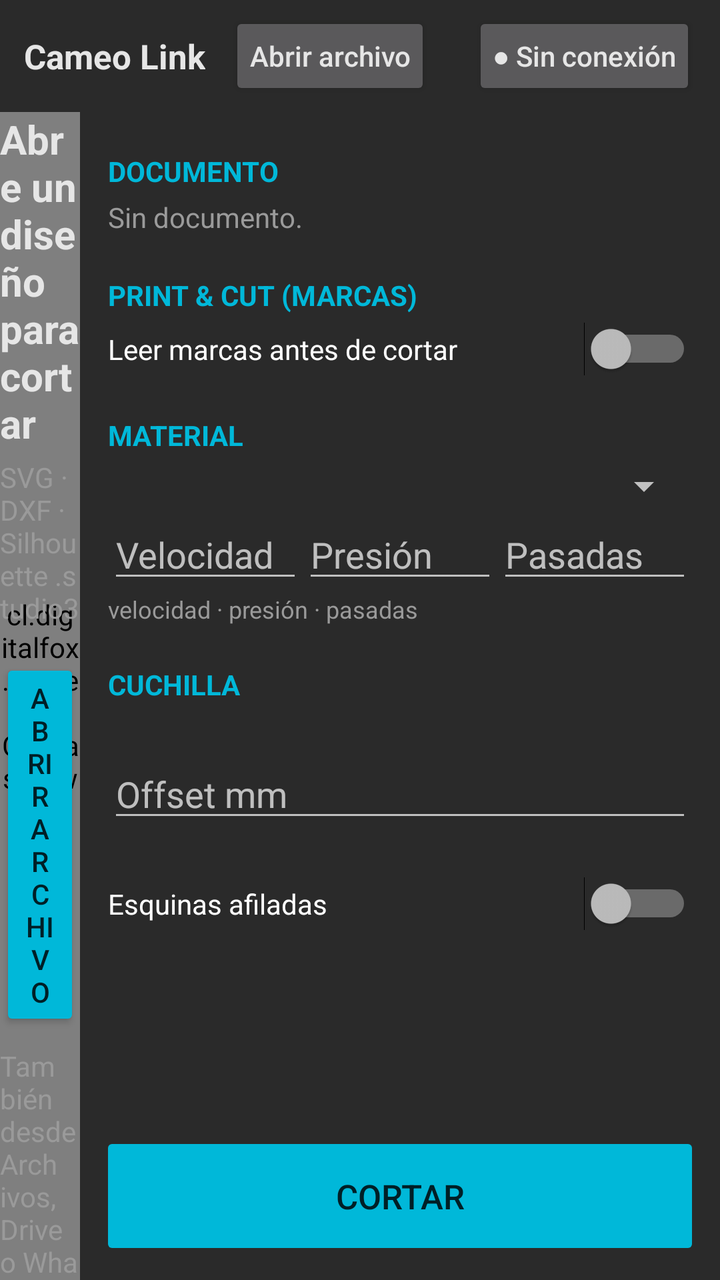
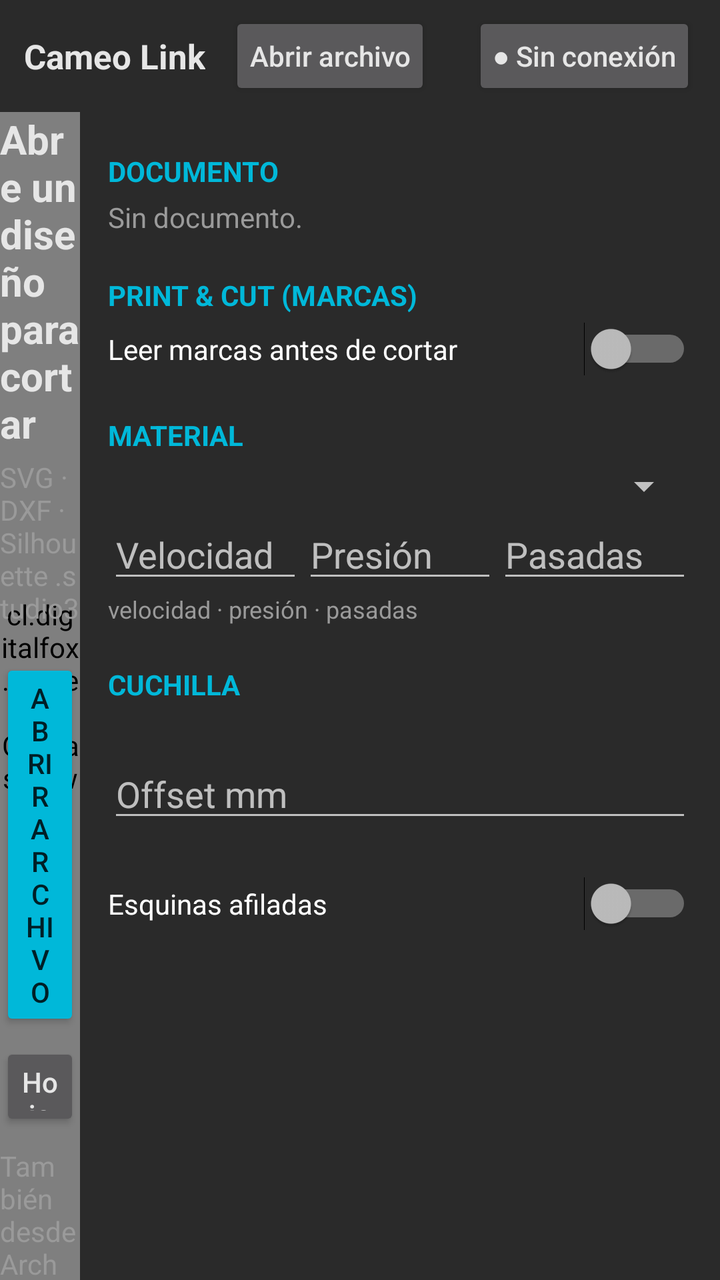

The first picture is an Android layout as it rendered before a commit; the second is the same layout after the commit. The layout source and the unified diff follow.
<!-- AndroidManifest.xml: application theme AppTheme -->
<!-- res/layout/activity_viewer.xml -->
<?xml version="1.0" encoding="utf-8"?>
<LinearLayout xmlns:android="http://schemas.android.com/apk/res/android"
    android:id="@+id/root"
    android:layout_width="match_parent"
    android:layout_height="match_parent"
    android:background="@color/bg"
    android:orientation="vertical">

    
    <LinearLayout
        android:layout_width="match_parent"
        android:layout_height="56dp"
        android:background="@color/panel"
        android:gravity="center_vertical"
        android:paddingStart="12dp"
        android:paddingEnd="12dp">

        <TextView
            android:layout_width="wrap_content"
            android:layout_height="wrap_content"
            android:text="@string/app_name"
            android:textSize="17sp"
            android:textStyle="bold" />

        <Button
            android:id="@+id/btnOpen"
            style="@style/Tool"
            android:layout_marginStart="12dp"
            android:text="Abrir archivo" />

        <TextView
            android:id="@+id/fileName"
            android:layout_width="0dp"
            android:layout_height="wrap_content"
            android:layout_marginStart="10dp"
            android:layout_weight="1"
            android:ellipsize="middle"
            android:singleLine="true"
            android:text="Ningún archivo abierto"
            android:textColor="@color/muted" />

        <Button
            android:id="@+id/btnPrint"
            style="@style/Tool"
            android:text="🖨 Imprimir"
            android:visibility="gone" />

        <Button
            android:id="@+id/btnTools"
            style="@style/Tool"
            android:text="✎ Herramientas"
            android:visibility="gone" />

        <Button
            android:id="@+id/connPill"
            style="@style/Tool"
            android:layout_marginStart="8dp"
            android:text="● Sin conexión" />
    </LinearLayout>

    <LinearLayout
        android:layout_width="match_parent"
        android:layout_height="0dp"
        android:layout_weight="1">

        <FrameLayout
            android:layout_width="0dp"
            android:layout_height="match_parent"
            android:layout_weight="1">

            <cl.digitalfox.cameolink.CanvasView
                android:id="@+id/canvas"
                android:layout_width="match_parent"
                android:layout_height="match_parent" />

            <LinearLayout
                android:id="@+id/emptyBox"
                android:layout_width="wrap_content"
                android:layout_height="wrap_content"
                android:layout_gravity="center"
                android:gravity="center_horizontal"
                android:orientation="vertical">

                <TextView
                    android:layout_width="wrap_content"
                    android:layout_height="wrap_content"
                    android:text="Abre un diseño para cortar"
                    android:textSize="20sp"
                    android:textStyle="bold" />

                <TextView
                    android:layout_width="wrap_content"
                    android:layout_height="wrap_content"
                    android:layout_marginTop="4dp"
                    android:text="SVG · DXF · Silhouette .studio3"
                    android:textColor="@color/muted" />

                <Button
                    android:id="@+id/btnOpen2"
                    android:layout_width="wrap_content"
                    android:layout_height="wrap_content"
                    android:layout_marginTop="16dp"
                    android:backgroundTint="@color/accent"
                    android:text="Abrir archivo"
                    android:textColor="#FF001F26" />

                <TextView
                    android:layout_width="wrap_content"
                    android:layout_height="wrap_content"
                    android:layout_marginTop="8dp"
                    android:text="También desde Archivos, Drive o WhatsApp con «Abrir con… Cameo Link»"
                    android:textColor="@color/muted" />
            </LinearLayout>

            <Button
                android:id="@+id/supportChip"
                style="@style/Tool"
                android:layout_gravity="top|start"
                android:layout_margin="10dp"
                android:visibility="gone" />

            
            <ScrollView
                android:id="@+id/editBar"
                android:layout_width="wrap_content"
                android:layout_height="wrap_content"
                android:layout_gravity="top|end"
                android:layout_marginTop="10dp"
                android:layout_marginEnd="10dp"
                android:visibility="gone">

                <LinearLayout
                    android:layout_width="120dp"
                    android:layout_height="wrap_content"
                    android:background="@color/panel"
                    android:orientation="vertical"
                    android:padding="4dp">

                    <Button android:id="@+id/bGroup" style="@style/Tool" android:layout_width="match_parent" android:text="Agrupar" />
                    <Button android:id="@+id/bUngroup" style="@style/Tool" android:layout_width="match_parent" android:text="Desagrupar" />
                    <Button android:id="@+id/bDup" style="@style/Tool" android:layout_width="match_parent" android:text="Duplicar" />
                    <Button android:id="@+id/bCenter" style="@style/Tool" android:layout_width="match_parent" android:text="⊕ Centrar en hoja" />
                    <Button android:id="@+id/bRot" style="@style/Tool" android:layout_width="match_parent" android:text="↻ 90°" />
                    <Button android:id="@+id/bFlipH" style="@style/Tool" android:layout_width="match_parent" android:text="⇋ Reflejar" />
                    <Button android:id="@+id/bFlipV" style="@style/Tool" android:layout_width="match_parent" android:text="⇵ Reflejar" />
                    <Button android:id="@+id/bDel" style="@style/Tool" android:layout_width="match_parent" android:text="Eliminar" android:textColor="#FFFF9FD0" />
                </LinearLayout>
            </ScrollView>

            <HorizontalScrollView
                android:id="@+id/viewBar"
                android:layout_width="wrap_content"
                android:layout_height="wrap_content"
                android:layout_gravity="bottom|start"
                android:layout_margin="10dp"
                android:visibility="gone">

                <LinearLayout
                    android:layout_width="wrap_content"
                    android:layout_height="wrap_content">

                    <Button android:id="@+id/bZoomIn" style="@style/Tool" android:text="+" />
                    <Button android:id="@+id/bZoomOut" style="@style/Tool" android:text="−" />
                    <Button android:id="@+id/bFit" style="@style/Tool" android:text="⤢" />
                    <Button android:id="@+id/bMulti" style="@style/Tool" android:text="▣ Selección múltiple" />
                    <Button android:id="@+id/bAll" style="@style/Tool" android:text="Todo" />
                    <Button android:id="@+id/bUndo" style="@style/Tool" android:text="↶" />
                    <Button android:id="@+id/bRedo" style="@style/Tool" android:text="↷" />
                </LinearLayout>
            </HorizontalScrollView>

            <LinearLayout
                android:id="@+id/progressBox"
                android:layout_width="match_parent"
                android:layout_height="wrap_content"
                android:layout_gravity="bottom"
                android:layout_margin="10dp"
                android:background="@color/panel"
                android:gravity="center_vertical"
                android:padding="10dp"
                android:visibility="gone">

                <TextView
                    android:id="@+id/progressText"
                    android:layout_width="220dp"
                    android:layout_height="wrap_content"
                    android:text="Cortando…" />

                <ProgressBar
                    android:id="@+id/progressBar"
                    style="@android:style/Widget.Material.ProgressBar.Horizontal"
                    android:layout_width="0dp"
                    android:layout_height="wrap_content"
                    android:layout_weight="1"
                    android:max="1000" />

                <Button
                    android:id="@+id/bStop"
                    style="@style/Tool"
                    android:layout_marginStart="10dp"
                    android:text="Detener"
                    android:textColor="#FFFF9FD0" />
            </LinearLayout>
        </FrameLayout>

        
        <LinearLayout
            android:layout_width="320dp"
            android:layout_height="match_parent"
            android:background="@color/panel"
            android:orientation="vertical">

            <ScrollView
                android:layout_width="match_parent"
                android:layout_height="0dp"
                android:layout_weight="1">

                <LinearLayout
                    android:layout_width="match_parent"
                    android:layout_height="wrap_content"
                    android:orientation="vertical"
                    android:paddingStart="14dp"
                    android:paddingEnd="14dp"
                    android:paddingBottom="12dp">

                    <LinearLayout
                        android:id="@+id/selSec"
                        android:layout_width="match_parent"
                        android:layout_height="wrap_content"
                        android:orientation="vertical"
                        android:visibility="gone">

                        <TextView style="@style/Section" android:layout_marginTop="12dp" android:text="SELECCIÓN" />

                        <TextView
                            android:id="@+id/selTitle"
                            android:layout_width="match_parent"
                            android:layout_height="wrap_content"
                            android:textColor="@color/muted" />

                        <LinearLayout android:layout_width="match_parent" android:layout_height="wrap_content">
                            <EditText android:id="@+id/fx" style="@style/Num" android:hint="X mm" />
                            <EditText android:id="@+id/fy" style="@style/Num" android:hint="Y mm" />
                        </LinearLayout>

                        <LinearLayout android:layout_width="match_parent" android:layout_height="wrap_content">
                            <EditText android:id="@+id/fw" style="@style/Num" android:hint="Ancho mm" />
                            <EditText android:id="@+id/fh" style="@style/Num" android:hint="Alto mm" />
                        </LinearLayout>

                        <Switch
                            android:id="@+id/swLock"
                            android:layout_width="match_parent"
                            android:layout_height="wrap_content"
                            android:checked="true"
                            android:text="Mantener proporción" />

                        <TextView
                            android:layout_width="match_parent"
                            android:layout_height="wrap_content"
                            android:text="Esquinas = tamaño · ↻ = girar (imán cada 15°) · arrastrar = mover · 2 dedos = zoom"
                            android:textColor="@color/muted"
                            android:textSize="12sp" />
                    </LinearLayout>

                    <TextView style="@style/Section" android:text="DOCUMENTO" />

                    <TextView
                        android:id="@+id/docInfo"
                        android:layout_width="match_parent"
                        android:layout_height="wrap_content"
                        android:lineSpacingExtra="3dp"
                        android:text="Sin documento."
                        android:textColor="@color/muted" />

                    <TextView
                        android:id="@+id/docWarn"
                        android:layout_width="match_parent"
                        android:layout_height="wrap_content"
                        android:layout_marginTop="6dp"
                        android:textColor="#FFFF9FD0"
                        android:visibility="gone" />

                    <TextView style="@style/Section" android:text="PRINT &amp; CUT (MARCAS)" />

                    <Switch
                        android:id="@+id/swPnc"
                        android:layout_width="match_parent"
                        android:layout_height="wrap_content"
                        android:text="Leer marcas antes de cortar" />

                    <LinearLayout
                        android:id="@+id/pncBox"
                        android:layout_width="match_parent"
                        android:layout_height="wrap_content"
                        android:orientation="vertical"
                        android:visibility="gone">

                        <RadioGroup
                            android:id="@+id/pncMode"
                            android:layout_width="match_parent"
                            android:layout_height="wrap_content"
                            android:orientation="horizontal">

                            <RadioButton android:id="@+id/pncAuto" android:layout_width="wrap_content" android:layout_height="wrap_content" android:checked="true" android:text="Automático" />
                            <RadioButton android:id="@+id/pncManual" android:layout_width="wrap_content" android:layout_height="wrap_content" android:layout_marginStart="12dp" android:text="Manual" />
                        </RadioGroup>

                        <TextView
                            android:id="@+id/pncManualNote"
                            android:layout_width="match_parent"
                            android:layout_height="wrap_content"
                            android:text="En «Máquina» → Opciones avanzadas → Mover carro, deja la cuchilla justo sobre el cuadrado negro y luego corta."
                            android:textColor="@color/muted"
                            android:textSize="12sp"
                            android:visibility="gone" />

                        <LinearLayout android:layout_width="match_parent" android:layout_height="wrap_content">
                            <EditText android:id="@+id/pInset" style="@style/Num" android:hint="Inset" android:text="10" />
                            <EditText android:id="@+id/pInsetB" style="@style/Num" android:hint="Inferior" android:text="25" />
                            <EditText android:id="@+id/pThick" style="@style/Num" android:hint="Grosor" android:text="0.5" />
                        </LinearLayout>

                        <TextView android:layout_width="match_parent" android:layout_height="wrap_content" android:text="inset · inferior · grosor (mm)" android:textColor="@color/muted" android:textSize="12sp" />

                        <LinearLayout android:id="@+id/pSearchRow" android:layout_width="match_parent" android:layout_height="wrap_content">
                            <EditText android:id="@+id/pSearchX" style="@style/Num" android:hint="Búsq. X" android:text="-11" />
                            <EditText android:id="@+id/pSearchY" style="@style/Num" android:hint="Búsq. Y" android:text="-8" />
                            <EditText android:id="@+id/pCalX" style="@style/Num" android:hint="Calib. X" android:text="0" />
                            <EditText android:id="@+id/pCalY" style="@style/Num" android:hint="Calib. Y" android:text="0" />
                        </LinearLayout>

                        <TextView android:layout_width="match_parent" android:layout_height="wrap_content" android:text="ajuste de búsqueda X · Y · calibración X · Y (mm)" android:textColor="@color/muted" android:textSize="12sp" />

                        
                        <Button android:id="@+id/bSearch" style="@style/Tool" android:layout_width="match_parent" android:layout_marginTop="6dp" android:text="Probar búsqueda" />

                        <TextView
                            android:id="@+id/pncWarn"
                            android:layout_width="match_parent"
                            android:layout_height="wrap_content"
                            android:layout_marginTop="4dp"
                            android:textColor="#FFFF9FD0"
                            android:visibility="gone" />

                        <TextView
                            android:layout_width="match_parent"
                            android:layout_height="wrap_content"
                            android:text="Con esto activado, 🖨 Imprimir agrega las marcas a la hoja. Valores por defecto = los calibrados en tu Cameo (−11 / −8, inset 10, inferior 25 sin mat). Imprime al 100 % (tamaño real)."
                            android:textColor="@color/muted"
                            android:textSize="12sp" />
                    </LinearLayout>

                    <TextView style="@style/Section" android:text="MATERIAL" />

                    <Spinner
                        android:id="@+id/material"
                        android:layout_width="match_parent"
                        android:layout_height="wrap_content" />

                    <LinearLayout android:layout_width="match_parent" android:layout_height="wrap_content">
                        <EditText android:id="@+id/speed" style="@style/Num" android:hint="Velocidad" />
                        <EditText android:id="@+id/pressure" style="@style/Num" android:hint="Presión" />
                        <EditText android:id="@+id/passes" style="@style/Num" android:hint="Pasadas" />
                    </LinearLayout>

                    <TextView
                        android:layout_width="match_parent"
                        android:layout_height="wrap_content"
                        android:text="velocidad · presión · pasadas"
                        android:textColor="@color/muted"
                        android:textSize="12sp" />

                    <TextView style="@style/Section" android:text="CUCHILLA" />

                    <TextView
                        android:id="@+id/bladeName"
                        android:layout_width="match_parent"
                        android:layout_height="wrap_content" />

                    <EditText
                        android:id="@+id/offset"
                        style="@style/Num"
                        android:layout_width="match_parent"
                        android:hint="Offset mm" />

                    <TextView
                        android:id="@+id/offsetNote"
                        android:layout_width="match_parent"
                        android:layout_height="wrap_content"
                        android:textColor="@color/muted"
                        android:textSize="12sp" />

                    <Switch
                        android:id="@+id/swSharpen"
                        android:layout_width="match_parent"
                        android:layout_height="wrap_content"
                        android:layout_marginTop="6dp"
                        android:text="Esquinas afiladas" />
                </LinearLayout>
            </ScrollView>

            <Button
                android:id="@+id/bCut"
                android:layout_width="match_parent"
                android:layout_height="64dp"
                android:layout_margin="10dp"
                android:backgroundTint="@color/accent"
                android:enabled="false"
                android:text="Cortar"
                android:textColor="#FF001F26"
                android:textSize="17sp" />
        </LinearLayout>
    </LinearLayout>
</LinearLayout>
<!-- resources referenced by this layout -->
<resources>
  <color name="accent">#FF00B8D9</color>
  <color name="bg">#FF1E1E1E</color>
  <color name="muted">#FF9A9A9A</color>
  <color name="panel">#FF2A2A2A</color>
  <string name="app_name">Cameo Link</string>
  <style name="Num">
          <item name="android:layout_width">0dp</item>
          <item name="android:layout_height">wrap_content</item>
          <item name="android:layout_weight">1</item>
          <item name="android:inputType">numberDecimal|numberSigned</item>
          <item name="android:imeOptions">actionDone</item>
          <item name="android:selectAllOnFocus">true</item>
          <item name="android:singleLine">true</item>
      </style>
  <style name="Section">
          <item name="android:layout_width">match_parent</item>
          <item name="android:layout_height">wrap_content</item>
          <item name="android:layout_marginTop">20dp</item>
          <item name="android:layout_marginBottom">4dp</item>
          <item name="android:textColor">@color/accent</item>
          <item name="android:textStyle">bold</item>
      </style>
  <style name="Tool">
          <item name="android:layout_width">wrap_content</item>
          <item name="android:layout_height">44dp</item>
          <item name="android:minWidth">44dp</item>
          <item name="android:paddingStart">10dp</item>
          <item name="android:paddingEnd">10dp</item>
          <item name="android:textAllCaps">false</item>
          <item name="android:textSize">14sp</item>
      </style>
  <style name="AppTheme" parent="@android:style/Theme.Material.NoActionBar">
          <item name="android:windowBackground">@color/bg</item>
          <item name="android:colorAccent">@color/accent</item>
          <item name="android:textColor">@color/text</item>
      </style>
  <color name="text">#FFE6E6E6</color>
</resources>

<!-- the commit's change to res/layout/activity_viewer.xml (unified diff, before → after) -->
@@ -27,6 +27,13 @@
             style="@style/Tool"
             android:layout_marginStart="12dp"
             android:text="Abrir archivo" />
+
+        <Button
+            android:id="@+id/btnAdd"
+            style="@style/Tool"
+            android:layout_marginStart="6dp"
+            android:text="＋ Agregar"
+            android:visibility="gone" />
 
         <TextView
             android:id="@+id/fileName"
@@ -104,6 +111,12 @@
                     android:text="Abrir archivo"
                     android:textColor="#FF001F26" />
 
+                <Button
+                    android:id="@+id/btnBlank"
+                    style="@style/Tool"
+                    android:layout_marginTop="6dp"
+                    android:text="Hoja en blanco" />
+
                 <TextView
                     android:layout_width="wrap_content"
                     android:layout_height="wrap_content"
@@ -127,6 +140,7 @@
                 android:layout_gravity="top|end"
                 android:layout_marginTop="10dp"
                 android:layout_marginEnd="10dp"
+                android:layout_marginBottom="130dp"
                 android:visibility="gone">
 
                 <LinearLayout
@@ -139,7 +153,12 @@
                     <Button android:id="@+id/bGroup" style="@style/Tool" android:layout_width="match_parent" android:text="Agrupar" />
                     <Button android:id="@+id/bUngroup" style="@style/Tool" android:layout_width="match_parent" android:text="Desagrupar" />
                     <Button android:id="@+id/bDup" style="@style/Tool" android:layout_width="match_parent" android:text="Duplicar" />
-                    <Button android:id="@+id/bCenter" style="@style/Tool" android:layout_width="match_parent" android:text="⊕ Centrar en hoja" />
+                    <Button android:id="@+id/bFill" style="@style/Tool" android:layout_width="match_parent" android:text="▦ Rellenar" />
+                    <Button android:id="@+id/bCenter" style="@style/Tool" android:layout_width="match_parent" android:text="⊕ Centrar" />
+                    <LinearLayout android:layout_width="match_parent" android:layout_height="wrap_content">
+                        <Button android:id="@+id/bLayerUp" style="@style/Tool" android:layout_width="0dp" android:layout_weight="1" android:text="⬆" />
+                        <Button android:id="@+id/bLayerDown" style="@style/Tool" android:layout_width="0dp" android:layout_weight="1" android:text="⬇" />
+                    </LinearLayout>
                     <Button android:id="@+id/bRot" style="@style/Tool" android:layout_width="match_parent" android:text="↻ 90°" />
                     <Button android:id="@+id/bFlipH" style="@style/Tool" android:layout_width="match_parent" android:text="⇋ Reflejar" />
                     <Button android:id="@+id/bFlipV" style="@style/Tool" android:layout_width="match_parent" android:text="⇵ Reflejar" />
@@ -153,6 +172,7 @@
                 android:layout_height="wrap_content"
                 android:layout_gravity="bottom|start"
                 android:layout_margin="10dp"
+                android:layout_marginEnd="240dp"
                 android:visibility="gone">
 
                 <LinearLayout
@@ -162,12 +182,43 @@
                     <Button android:id="@+id/bZoomIn" style="@style/Tool" android:text="+" />
                     <Button android:id="@+id/bZoomOut" style="@style/Tool" android:text="−" />
                     <Button android:id="@+id/bFit" style="@style/Tool" android:text="⤢" />
-                    <Button android:id="@+id/bMulti" style="@style/Tool" android:text="▣ Selección múltiple" />
+                    <Button android:id="@+id/bMulti" style="@style/Tool" android:text="▣ Múltiple" />
                     <Button android:id="@+id/bAll" style="@style/Tool" android:text="Todo" />
                     <Button android:id="@+id/bUndo" style="@style/Tool" android:text="↶" />
                     <Button android:id="@+id/bRedo" style="@style/Tool" android:text="↷" />
                 </LinearLayout>
             </HorizontalScrollView>
+
+            
+            <LinearLayout
+                android:id="@+id/cutBox"
+                android:layout_width="wrap_content"
+                android:layout_height="wrap_content"
+                android:layout_gravity="bottom|end"
+                android:layout_margin="10dp"
+                android:gravity="end"
+                android:orientation="vertical"
+                android:visibility="gone">
+
+                <Button
+                    android:id="@+id/bPanel"
+                    style="@style/Tool"
+                    android:text="▶" />
+
+                <Button
+                    android:id="@+id/bCut"
+                    android:layout_width="wrap_content"
+                    android:layout_height="60dp"
+                    android:backgroundTint="@color/accent"
+                    android:enabled="false"
+                    android:minWidth="200dp"
+                    android:paddingStart="18dp"
+                    android:paddingEnd="18dp"
+                    android:text="Cortar"
+                    android:textAllCaps="false"
+                    android:textColor="#FF001F26"
+                    android:textSize="16sp" />
+            </LinearLayout>
 
             <LinearLayout
                 android:id="@+id/progressBox"
@@ -205,6 +256,7 @@
 
         
         <LinearLayout
+            android:id="@+id/sidePanel"
             android:layout_width="320dp"
             android:layout_height="match_parent"
             android:background="@color/panel"
@@ -399,17 +451,6 @@
                         android:text="Esquinas afiladas" />
                 </LinearLayout>
             </ScrollView>
-
-            <Button
-                android:id="@+id/bCut"
-                android:layout_width="match_parent"
-                android:layout_height="64dp"
-                android:layout_margin="10dp"
-                android:backgroundTint="@color/accent"
-                android:enabled="false"
-                android:text="Cortar"
-                android:textColor="#FF001F26"
-                android:textSize="17sp" />
         </LinearLayout>
     </LinearLayout>
 </LinearLayout>
